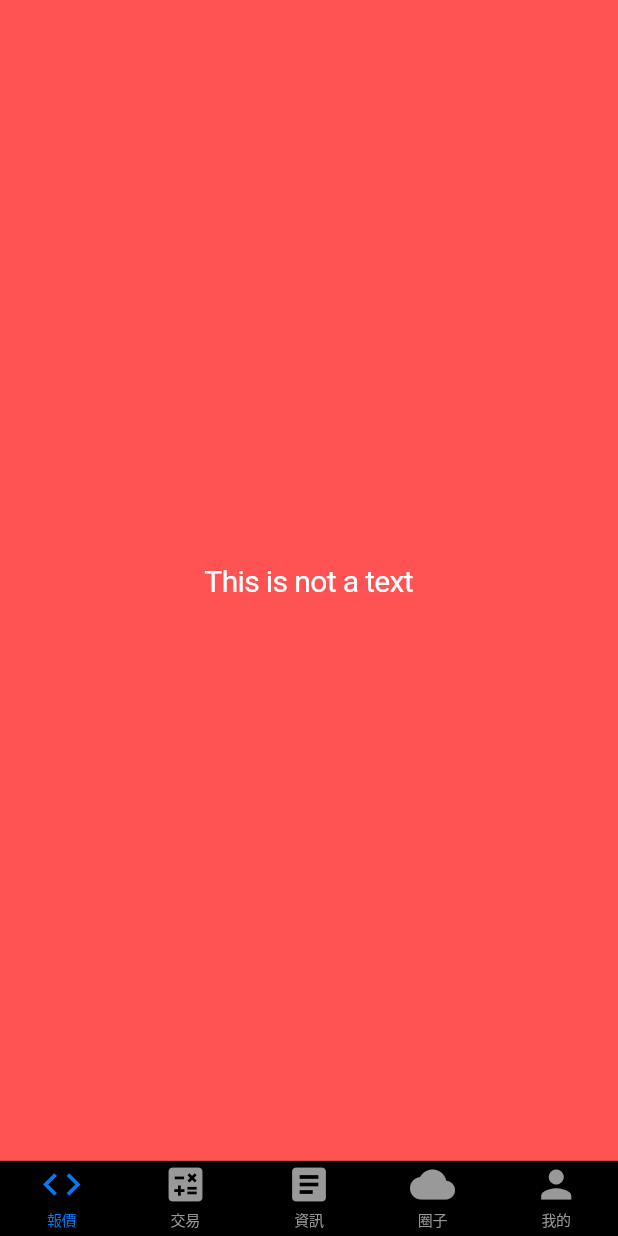
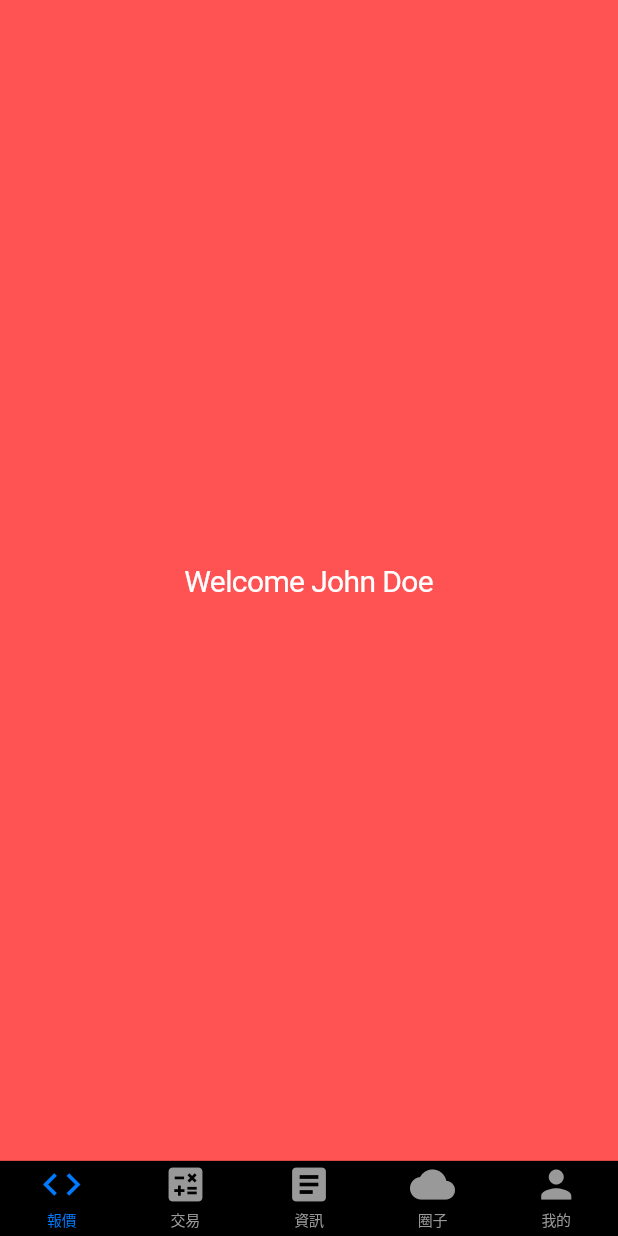
Before and after one commit to NosearY/flutter-sample-project, a Flutter app: the screen it shows after launch, on a phone screen of 412 x 824 dp. Run offline on Flutter 3.47's test engine with Material 2 defaults, Android fonts, the phone set to English and light mode, and no system bars.

Commit message:
adding i18n

```diff
--- a/lib/main.dart
+++ b/lib/main.dart
@@ -4,8 +4,11 @@
 
 import 'package:flutter/cupertino.dart';
 import 'package:flutter/material.dart';
+import 'package:flutter_localizations/flutter_localizations.dart';
 import 'package:startup_namer/src/constants/app.constants.dart';
 import 'package:startup_namer/src/screens/tabs.screen.dart';
+
+import 'generated/l10n.dart';
 
 void main() => runApp(const FriendlyChatApp());
 
@@ -19,6 +22,13 @@ class FriendlyChatApp extends StatelessWidget {
     return CupertinoApp(
       title: APP_NAME,
       home: TabScreen(),
+      localizationsDelegates: const <LocalizationsDelegate<dynamic>>[
+        S.delegate,
+        GlobalMaterialLocalizations.delegate,
+        GlobalWidgetsLocalizations.delegate,
+        GlobalCupertinoLocalizations.delegate,
+      ],
+      supportedLocales: S.delegate.supportedLocales,
     );
   }
 }
--- a/lib/src/screens/offering.screen.dart
+++ b/lib/src/screens/offering.screen.dart
@@ -1,5 +1,6 @@
 import 'package:flutter/cupertino.dart';
 import 'package:flutter/material.dart';
+import 'package:startup_namer/generated/l10n.dart';
 
 class OfferingScreen extends StatelessWidget {
   @override
@@ -10,10 +11,10 @@ class OfferingScreen extends StatelessWidget {
         width: double.infinity,
         height: double.infinity,
         padding: const EdgeInsets.symmetric(horizontal: 14.0, vertical: 5.0),
-        child: const Align(
+        child: Align(
             child: Text(
-          'This is not a text',
-          style: TextStyle(color: Colors.white, fontSize: 20.0),
+          S.of(context).pageHomeWelcomeFullName('John', 'Doe'),
+          style: const TextStyle(color: Colors.white, fontSize: 20.0),
         )),
       ),
     );
```
Also changed, not shown: lib/l10n/intl_en.arb (added, +9 -0 lines), lib/l10n/intl_messages.arb (added, +10 -0 lines), lib/l10n/intl_zh_Hans.arb (added, +9 -0 lines), lib/l10n/intl_zh_Hant.arb (added, +9 -0 lines), pubspec.yaml (+6 -5 lines), lib/generated/intl/messages_all.dart (added), lib/generated/intl/messages_en.dart (added), lib/generated/intl/messages_messages.dart (added), lib/generated/intl/messages_zh_Hans.dart (added), lib/generated/intl/messages_zh_Hant.dart (added), lib/generated/l10n.dart (added), pubspec.lock.
